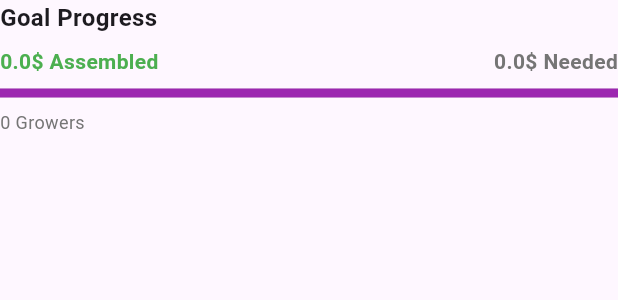
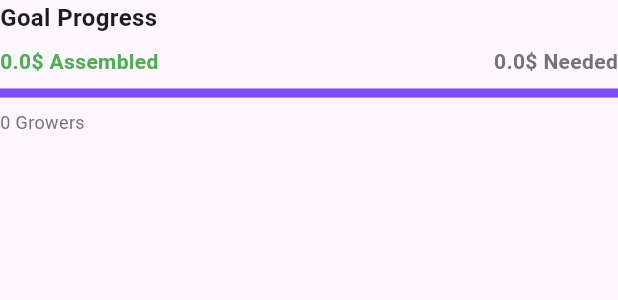
Before and after one commit to KwiatkowskiML/GrowTogether, a Flutter app: the GoalProgressSection widget shown alone on an empty page, opened directly with empty values, on a phone screen of 412 x 824 dp. Shown: the top 300 px of the screen. Run offline on Flutter 3.47's test engine with Material 3 defaults, Android fonts, the phone set to English and light mode, and no system bars; our stand-ins replace flutter_svg, google_maps_flutter, logger.

Commit message:
Cosmetic addons

```diff
--- a/grow_together/lib/main.dart
+++ b/grow_together/lib/main.dart
@@ -1,5 +1,4 @@
 import 'package:flutter/material.dart';
-import 'package:grow_together/widgets/add_event_button.dart';
 import 'package:grow_together/widgets/floating_search_bar.dart';
 import 'package:grow_together/widgets/map.dart';
 
@@ -33,7 +32,7 @@ class HomeScreen extends StatelessWidget {
         title: const Text('Grow Together'),
       ),
       body: Stack(
-        children: <Widget>[MapScreen(), FloatingSearchBar(), AddEventButton()],
+        children: <Widget>[MapScreen(), FloatingSearchBar()],
       ),
     );
   }
--- a/grow_together/lib/widgets/event_popup_card/goal_progress_section.dart
+++ b/grow_together/lib/widgets/event_popup_card/goal_progress_section.dart
@@ -1,6 +1,6 @@
 import 'package:flutter/material.dart';
 
-class GoalProgressSection extends StatelessWidget {
+class GoalProgressSection extends StatefulWidget {
   final double assembledAmount;
   final double totalGoalAmount;
   final int growersCount;
@@ -11,6 +11,36 @@ class GoalProgressSection extends StatelessWidget {
     required this.totalGoalAmount,
     required this.growersCount,
   });
+
+  @override
+  _GoalProgressSectionState createState() => _GoalProgressSectionState();
+}
+
+class _GoalProgressSectionState extends State<GoalProgressSection>
+    with SingleTickerProviderStateMixin {
+  late AnimationController _controller;
+  late Animation<Color?> _colorAnimation;
+
+  @override
+  void initState() {
+    super.initState();
+
+    _controller = AnimationController(
+      duration: const Duration(seconds: 2),
+      vsync: this,
+    )..repeat(reverse: true);
+
+    _colorAnimation = ColorTween(
+      begin: Colors.purple,
+      end: Colors.deepPurpleAccent,
+    ).animate(_controller);
+  }
+
+  @override
+  void dispose() {
+    _controller.dispose();
+    super.dispose();
+  }
 
   @override
   Widget build(BuildContext context) {
@@ -26,7 +56,7 @@ class GoalProgressSection extends StatelessWidget {
           mainAxisAlignment: MainAxisAlignment.spaceBetween,
           children: [
             Text(
-              '$assembledAmount\$ Assembled',
+              '${widget.assembledAmount}\$ Assembled',
               style: TextStyle(
                 color: Colors.green,
                 fontWeight: FontWeight.bold,
@@ -34,7 +64,7 @@ class GoalProgressSection extends StatelessWidget {
               ),
             ),
             Text(
-              '$totalGoalAmount\$ Needed',
+              '${widget.totalGoalAmount}\$ Needed',
               style: TextStyle(
                 color: Colors.grey[600],
                 fontWeight: FontWeight.bold,
@@ -44,15 +74,21 @@ class GoalProgressSection extends StatelessWidget {
           ],
         ),
         SizedBox(height: 8),
-        LinearProgressIndicator(
-          value: assembledAmount / totalGoalAmount,
-          backgroundColor: Colors.grey[300],
-          color: Colors.purple,
-          minHeight: 6,
+        AnimatedBuilder(
+          animation: _controller,
+          builder: (context, child) {
+            return LinearProgressIndicator(
+              value: widget.assembledAmount / widget.totalGoalAmount,
+              backgroundColor:
+                  Colors.grey[300], // Keeps the background constant
+              valueColor: AlwaysStoppedAnimation(_colorAnimation.value),
+              minHeight: 6,
+            );
+          },
         ),
         SizedBox(height: 8),
         Text(
-          '$growersCount Growers',
+          '${widget.growersCount} Growers',
           style: TextStyle(
             fontSize: 12,
             color: Colors.grey[600],
--- a/grow_together/lib/widgets/map.dart
+++ b/grow_together/lib/widgets/map.dart
@@ -50,7 +50,7 @@ class _MapScreenState extends State<MapScreen> {
               final screenWidth = mediaQuery.size.width;
               final screenHeight = mediaQuery.size.height;
 
-              bool isSmall = screenWidth < 1000;
+              bool isSmall = screenWidth < 1200;
 
               double maxWidth = screenWidth * 2.3 / 3;
               double maxHeight = screenHeight * 2.3 / 3;
--- a/grow_together/pubspec.yaml
+++ b/grow_together/pubspec.yaml
@@ -41,6 +41,7 @@ dependencies:
   flutter_svg: ^2.0.10+1
   custom_info_window: ^1.0.1
   intl: ^0.19.0
+  shimmer: ^3.0.0
 
 dev_dependencies:
   flutter_test:
```
Also changed, not shown: grow_together/lib/widgets/add_event_button.dart (deleted, +0 -38 lines), grow_together/lib/widgets/event_creation_form/event_creation_form.dart (+85 -50 lines), grow_together/pubspec.lock.
